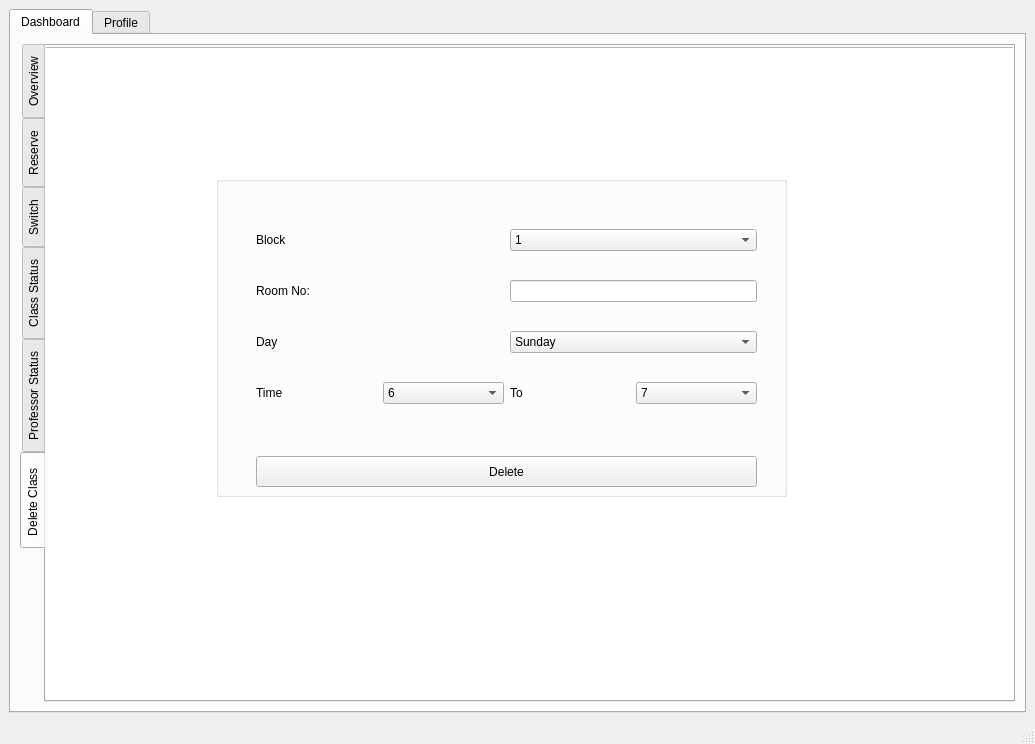
The window that bms/mainwindow.ui (MythicSTR/bms-project) describes before a commit, drawn with Qt 5.
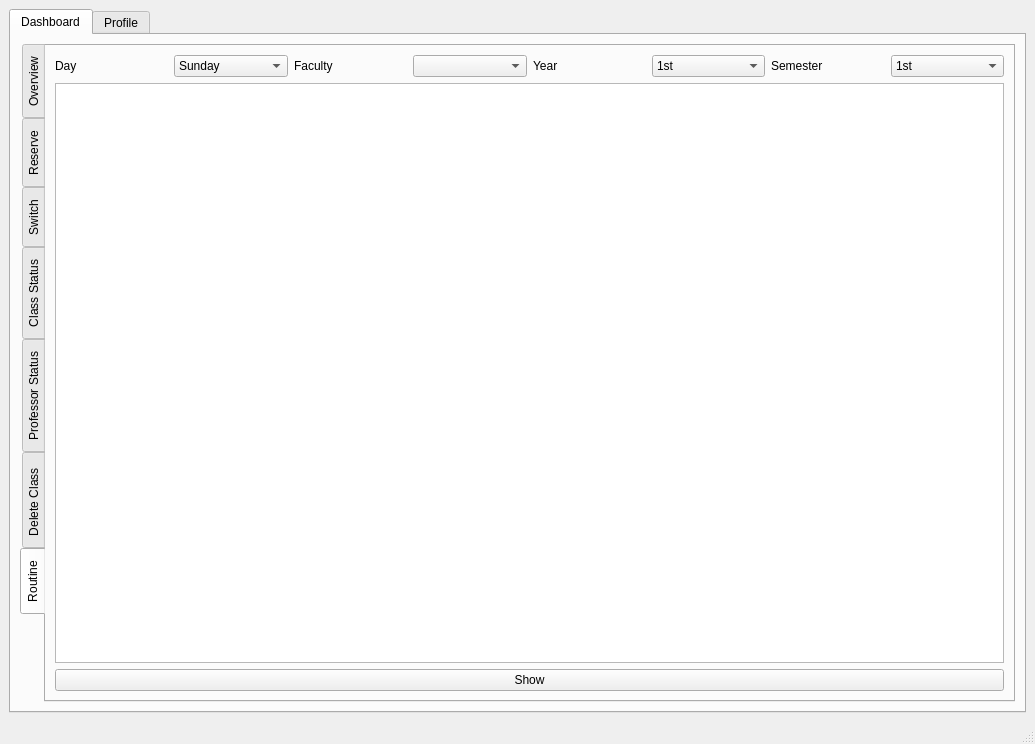
The same window after the commit. The open tabs and pages were chosen to show the change. Icons and pictures are not drawn.

Commit message: added routine create functionality

```diff
--- a/bms/mainwindow.ui
+++ b/bms/mainwindow.ui
@@ -55,7 +55,7 @@
            <enum>QTabWidget::West</enum>
           </property>
           <property name="currentIndex">
-           <number>5</number>
+           <number>6</number>
           </property>
           <widget class="QWidget" name="tab_3">
            <attribute name="title">
@@ -2466,6 +2466,134 @@
            <zorder>graphicsView_2</zorder>
            <zorder>groupBox_6</zorder>
           </widget>
+          <widget class="QWidget" name="tab_9">
+           <attribute name="title">
+            <string>Routine</string>
+           </attribute>
+           <layout class="QGridLayout" name="gridLayout_4">
+            <item row="0" column="0">
+             <layout class="QVBoxLayout" name="verticalLayout_9">
+              <item>
+               <layout class="QHBoxLayout" name="horizontalLayout_45">
+                <item>
+                 <widget class="QLabel" name="label_50">
+                  <property name="text">
+                   <string>Day</string>
+                  </property>
+                 </widget>
+                </item>
+                <item>
+                 <widget class="QComboBox" name="routine_day">
+                  <item>
+                   <property name="text">
+                    <string>Sunday</string>
+                   </property>
+                  </item>
+                  <item>
+                   <property name="text">
+                    <string>Monday</string>
+                   </property>
+                  </item>
+                  <item>
+                   <property name="text">
+                    <string>Tuesday</string>
+                   </property>
+                  </item>
+                  <item>
+                   <property name="text">
+                    <string>Wednesday</string>
+                   </property>
+                  </item>
+                  <item>
+                   <property name="text">
+                    <string>Thursday</string>
+                   </property>
+                  </item>
+                  <item>
+                   <property name="text">
+                    <string>Friday</string>
+                   </property>
+                  </item>
+                 </widget>
+                </item>
+                <item>
+                 <widget class="QLabel" name="label_51">
+                  <property name="text">
+                   <string>Faculty</string>
+                  </property>
+                 </widget>
+                </item>
+                <item>
+                 <widget class="QComboBox" name="routine_faculty"/>
+                </item>
+                <item>
+                 <widget class="QLabel" name="label_52">
+                  <property name="text">
+                   <string>Year</string>
+                  </property>
+                 </widget>
+                </item>
+                <item>
+                 <widget class="QComboBox" name="routine_year">
+                  <item>
+                   <property name="text">
+                    <string>1st</string>
+                   </property>
+                  </item>
+                  <item>
+                   <property name="text">
+                    <string>2nd</string>
+                   </property>
+                  </item>
+                  <item>
+                   <property name="text">
+                    <string>3rd</string>
+                   </property>
+                  </item>
+                  <item>
+                   <property name="text">
+                    <string>4th</string>
+                   </property>
+                  </item>
+                 </widget>
+                </item>
+                <item>
+                 <widget class="QLabel" name="label_53">
+                  <property name="text">
+                   <string>Semester</string>
+                  </property>
+                 </widget>
+                </item>
+                <item>
+                 <widget class="QComboBox" name="routine_semester">
+                  <item>
+                   <property name="text">
+                    <string>1st</string>
+                   </property>
+                  </item>
+                  <item>
+                   <property name="text">
+                    <string>2nd</string>
+                   </property>
+                  </item>
+                 </widget>
+                </item>
+               </layout>
+              </item>
+              <item>
+               <widget class="QTableView" name="routine_table"/>
+              </item>
+              <item>
+               <widget class="QPushButton" name="routine_show">
+                <property name="text">
+                 <string>Show</string>
+                </property>
+               </widget>
+              </item>
+             </layout>
+            </item>
+           </layout>
+          </widget>
          </widget>
         </item>
        </layout>
```
Left out of the diff: 14 changed lines with no effect on the pictures. The commit also changes 2 other files.
